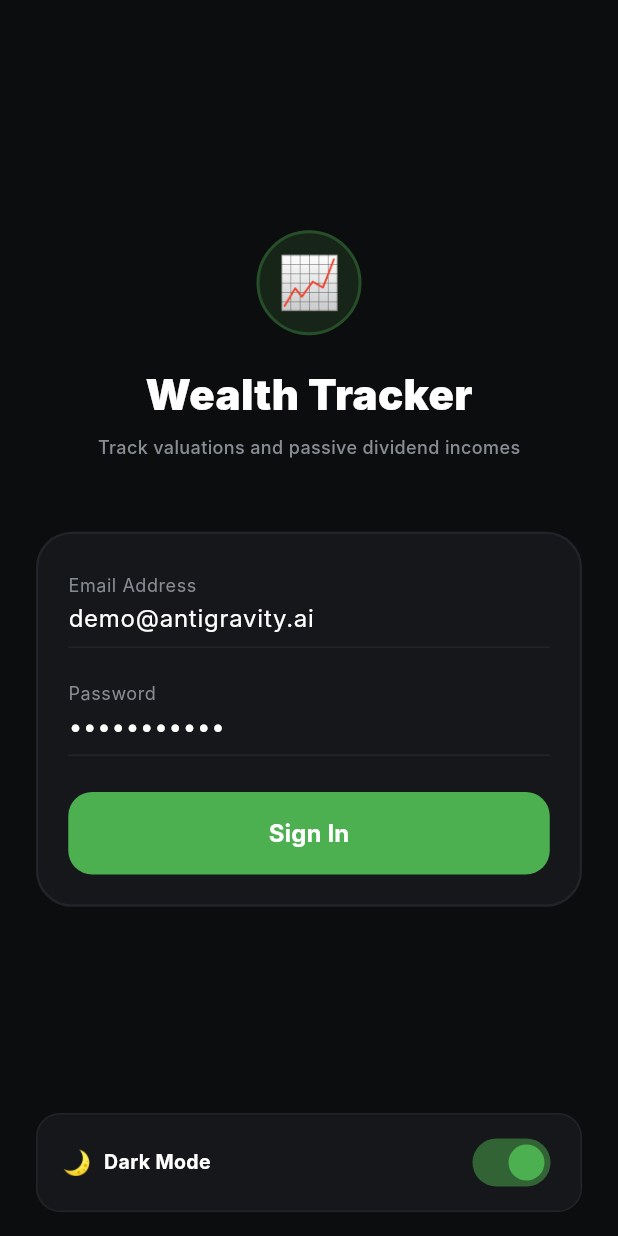
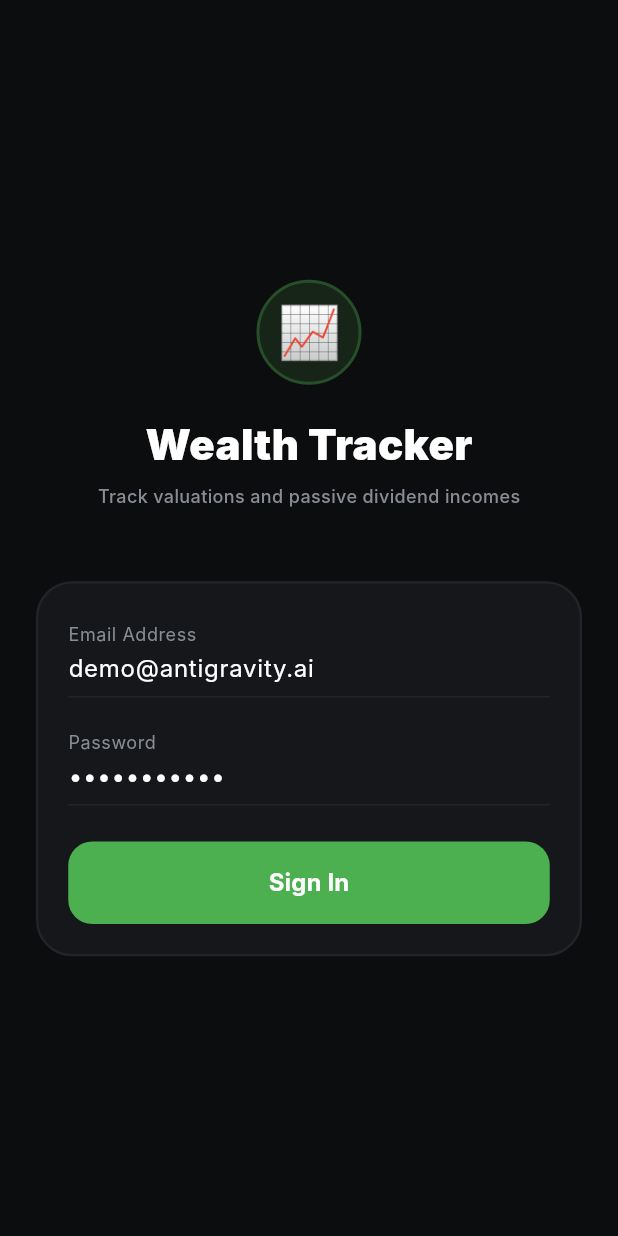
Before and after one commit to rashid0531/StockTracker, a Flutter app: the screen it shows after launch, on a phone screen of 412 x 824 dp. Run offline on Flutter 3.47's test engine with Material 3 defaults, Android fonts, the phone set to English and light mode, and no system bars; our stand-ins replace go_router; accounts and stored records are empty; Roboto replaces fonts that are missing (Inter).

Commit message:
Move theme selector selection from login to new Settings tab

```diff
--- a/frontend_dart/lib/ui/features/login/login_view.dart
+++ b/frontend_dart/lib/ui/features/login/login_view.dart
@@ -193,43 +193,6 @@ class _LoginViewState extends State<LoginView> {
                       ),
                     ),
                     const Spacer(),
-
-                    // Theme selector switch pinned at the bottom
-                    Container(
-                      padding: const EdgeInsets.symmetric(horizontal: 16, vertical: 8),
-                      decoration: BoxDecoration(
-                        color: theme.card,
-                        borderRadius: BorderRadius.circular(16),
-                        border: Border.all(color: theme.border),
-                      ),
-                      child: Row(
-                        mainAxisAlignment: MainAxisAlignment.spaceBetween,
-                        children: [
-                          Row(
-                            children: [
-                              Text(
-                                theme.isDark ? "🌙" : "☀️",
-                                style: const TextStyle(fontSize: 16),
-                              ),
-                              const SizedBox(width: 8),
-                              Text(
-                                "Dark Mode",
-                                style: TextStyle(
-                                  color: theme.text,
-                                  fontSize: 13,
-                                  fontWeight: FontWeight.bold,
-                                ),
-                              ),
-                            ],
-                          ),
-                          Switch(
-                            value: theme.isDark,
-                            activeThumbColor: AppColors.positive,
-                            onChanged: (_) => theme.toggleTheme(),
-                          ),
-                        ],
-                      ),
-                    ),
                   ],
                 ),
               );
```
Also changed, not shown: frontend_dart/lib/ui/features/dashboard/dashboard_view.dart (+104 -0 lines).
